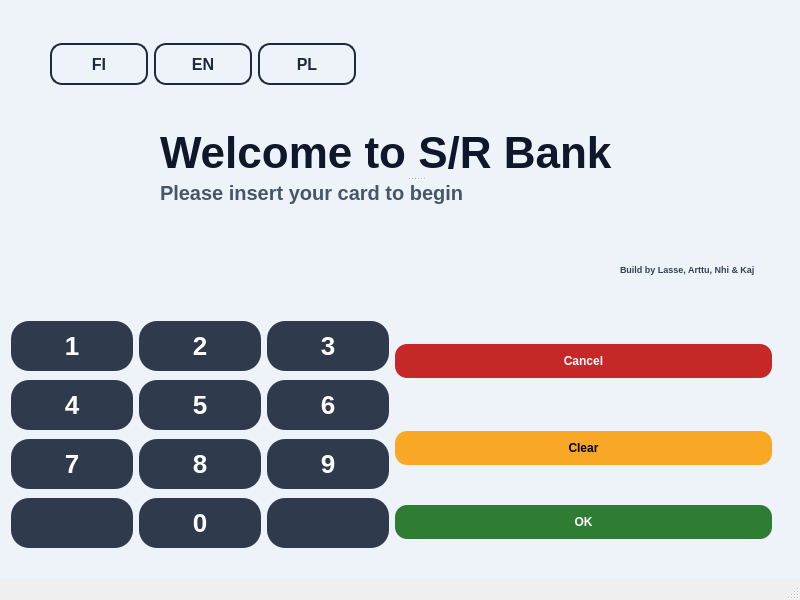
The window that bank-automat/mainwindow.ui (Lassesa/ATM_Bank-project) describes before a commit, drawn with Qt 5.
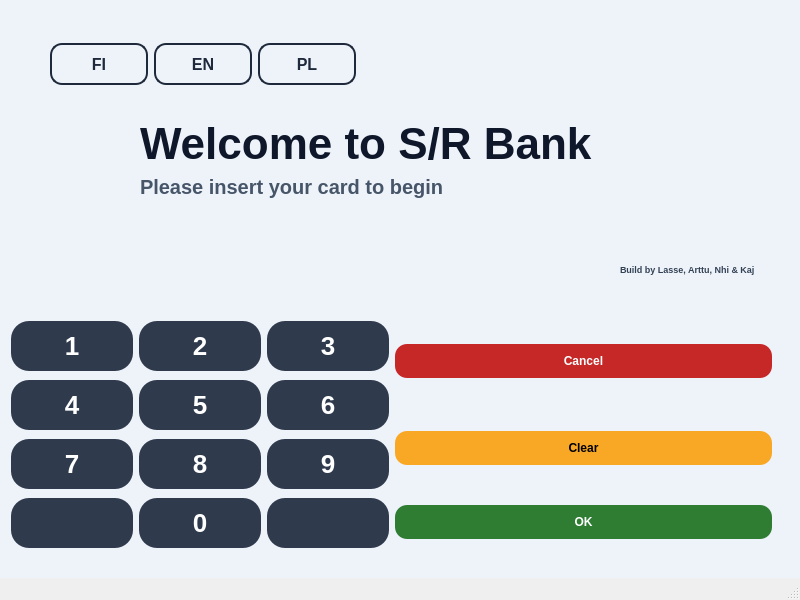
The same window after the commit. Icons and pictures are not drawn.

Commit message: ATM UI updates and language switch

```diff
--- a/bank-automat/mainwindow.ui
+++ b/bank-automat/mainwindow.ui
@@ -220,48 +220,6 @@
         <string>Build by Lasse, Arttu, Nhi &amp; Kaj</string>
        </property>
       </widget>
-      <widget class="QLabel" name="logo">
-       <property name="geometry">
-        <rect>
-         <x>600</x>
-         <y>-20</y>
-         <width>150</width>
-         <height>150</height>
-        </rect>
-       </property>
-       <property name="text">
-        <string/>
-       </property>
-       <property name="pixmap">
-        <pixmap resource="resources.qrc">:/logo.svg/logo.svg</pixmap>
-       </property>
-       <property name="scaledContents">
-        <bool>true</bool>
-       </property>
-      </widget>
-      <widget class="QSplitter" name="Welcome">
-       <property name="geometry">
-        <rect>
-         <x>140</x>
-         <y>110</y>
-         <width>511</width>
-         <height>76</height>
-        </rect>
-       </property>
-       <property name="orientation">
-        <enum>Qt::Orientation::Vertical</enum>
-       </property>
-       <widget class="QLabel" name="labelWelcome">
-        <property name="text">
-         <string>Welcome to S/R Bank</string>
-        </property>
-       </widget>
-       <widget class="QLabel" name="labelInstruction">
-        <property name="text">
-         <string>Please insert your card to begin</string>
-        </property>
-       </widget>
-      </widget>
       <widget class="QWidget" name="">
        <property name="geometry">
         <rect>
@@ -295,6 +253,41 @@
         </item>
        </layout>
       </widget>
+      <widget class="QWidget" name="">
+       <property name="geometry">
+        <rect>
+         <x>120</x>
+         <y>100</y>
+         <width>464</width>
+         <height>88</height>
+        </rect>
+       </property>
+       <layout class="QFormLayout" name="WelcomeText">
+        <property name="labelAlignment">
+         <set>Qt::AlignmentFlag::AlignLeading|Qt::AlignmentFlag::AlignLeft|Qt::AlignmentFlag::AlignTop</set>
+        </property>
+        <property name="formAlignment">
+         <set>Qt::AlignmentFlag::AlignLeading|Qt::AlignmentFlag::AlignLeft|Qt::AlignmentFlag::AlignTop</set>
+        </property>
+        <item row="0" column="0">
+         <widget class="QLabel" name="labelWelcome">
+          <property name="text">
+           <string>Welcome to S/R Bank</string>
+          </property>
+          <property name="alignment">
+           <set>Qt::AlignmentFlag::AlignLeading|Qt::AlignmentFlag::AlignLeft|Qt::AlignmentFlag::AlignVCenter</set>
+          </property>
+         </widget>
+        </item>
+        <item row="1" column="0">
+         <widget class="QLabel" name="labelInstruction">
+          <property name="text">
+           <string>Please insert your card to begin</string>
+          </property>
+         </widget>
+        </item>
+       </layout>
+      </widget>
      </widget>
     </widget>
     <widget class="QWidget" name="page4_Withdraw"/>
```
Left out of the diff: 19 changed lines with no effect on the pictures. The commit also changes 3 other files.
